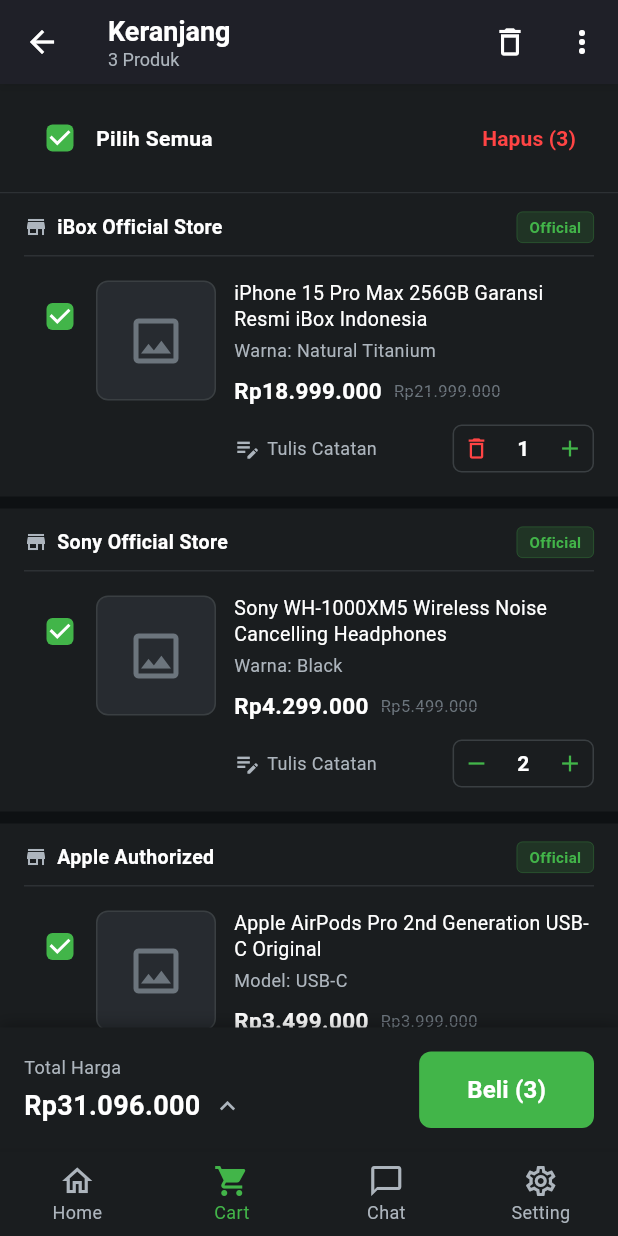
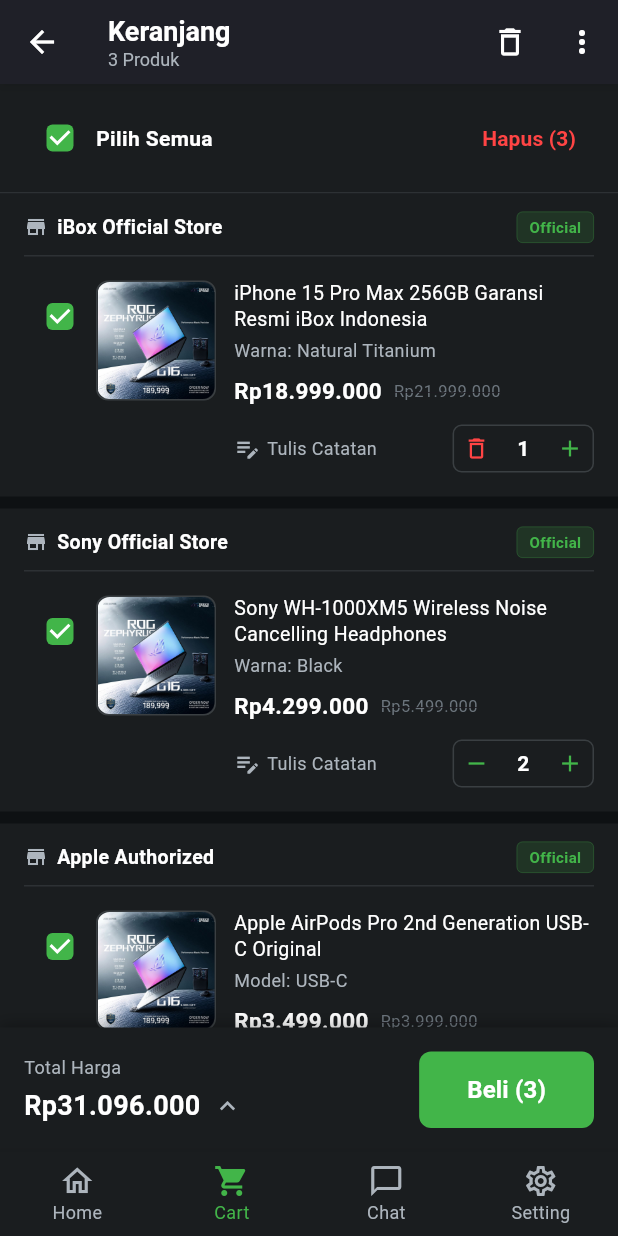
Before and after one commit to MIKAgata/Toko-Apps, a Flutter app: the screen it shows after launch, item 2 of the bottom bar chosen, on a phone screen of 412 x 824 dp. Run offline on Flutter 3.47's test engine with Material 3 defaults, Android fonts, the phone set to English and light mode, and no system bars.

Commit message:
modified cart

```diff
--- a/lib/cart.dart
+++ b/lib/cart.dart
@@ -386,7 +386,7 @@
                   ),
                 ),
 
-                // Product Image
+                // Product Image dengan support untuk assets
                 Container(
                   width: 80,
                   height: 80,
@@ -398,11 +398,23 @@
                       width: 1,
                     ),
                   ),
-                  child: Center(
-                    child: Icon(
-                      Icons.image_outlined,
-                      size: 40,
-                      color: TokopediaColors.textTertiary,
+                  child: ClipRRect(
+                    borderRadius: BorderRadius.circular(8),
+                    child: Image.asset(
+                      item.imageUrl,
+                      width: 80,
+                      height: 80,
+                      fit: BoxFit.cover,
+                      errorBuilder: (context, error, stackTrace) {
+                        // Jika gambar tidak ditemukan, tampilkan placeholder
+                        return Center(
+                          child: Icon(
+                            Icons.image_outlined,
+                            size: 40,
+                            color: TokopediaColors.textTertiary,
+                          ),
+                        );
+                      },
                     ),
                   ),
                 ),
```
